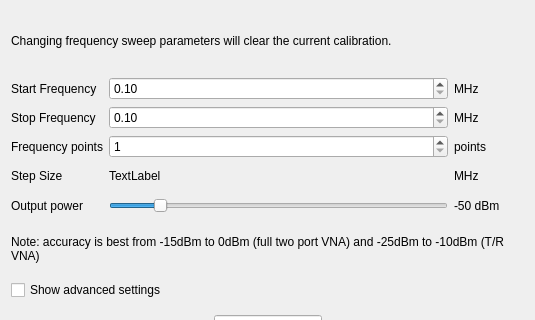
nanovna-v2/NanoVNA-QT, file vna_qt/frequencydialog.ui: the form before one commit; both pictures show x 0 to 535 and y 0 to 320 of the 535 by 669 pixel window.
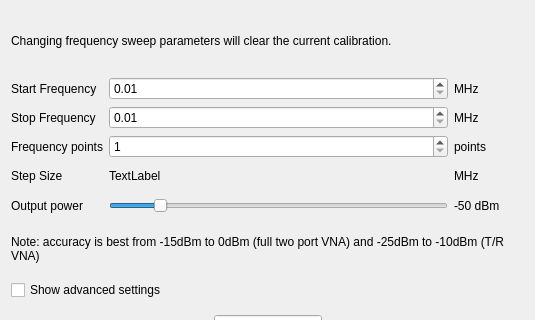
The form after the commit.

Commit message:
最小周波数を10kに変更
fix #10

Diff of the .ui file:
```diff
--- a/vna_qt/frequencydialog.ui
+++ b/vna_qt/frequencydialog.ui
@@ -180,7 +180,7 @@
      <item row="0" column="1">
       <widget class="QDoubleSpinBox" name="t_start">
        <property name="minimum">
-        <double>0.100000000000000</double>
+        <double>0.010000000000000</double>
        </property>
        <property name="maximum">
         <double>4400.000000000000000</double>
@@ -193,7 +193,7 @@
      <item row="1" column="1">
       <widget class="QDoubleSpinBox" name="t_stop">
        <property name="minimum">
-        <double>0.100000000000000</double>
+        <double>0.010000000000000</double>
        </property>
        <property name="maximum">
         <double>4400.000000000000000</double>
```
